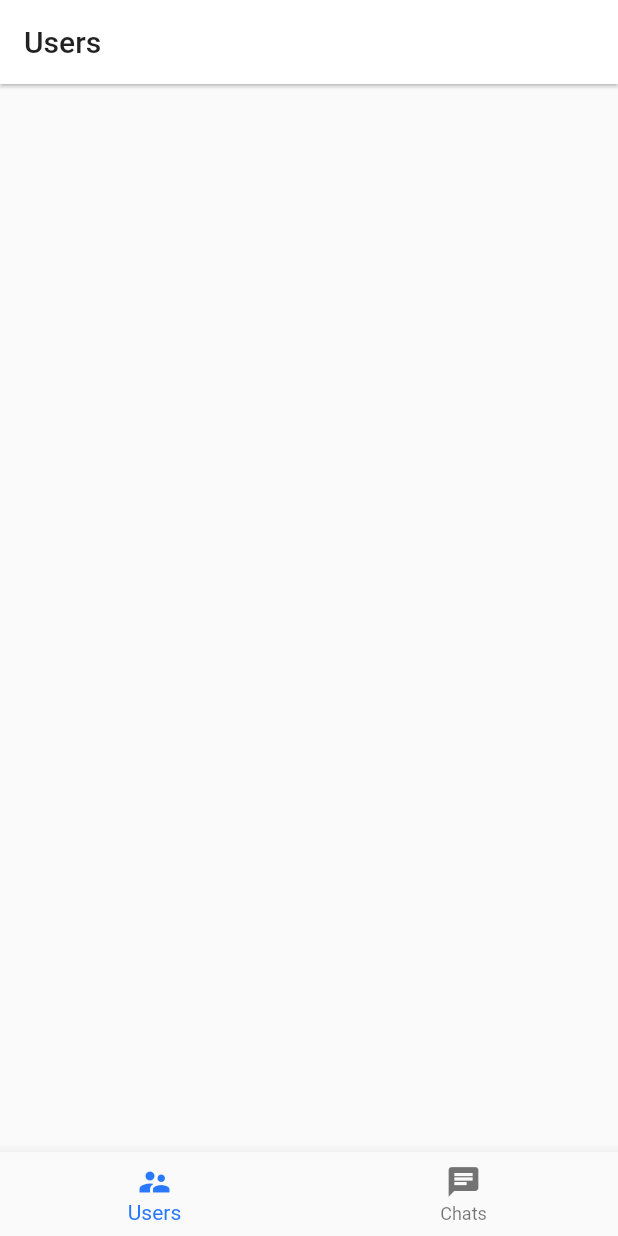
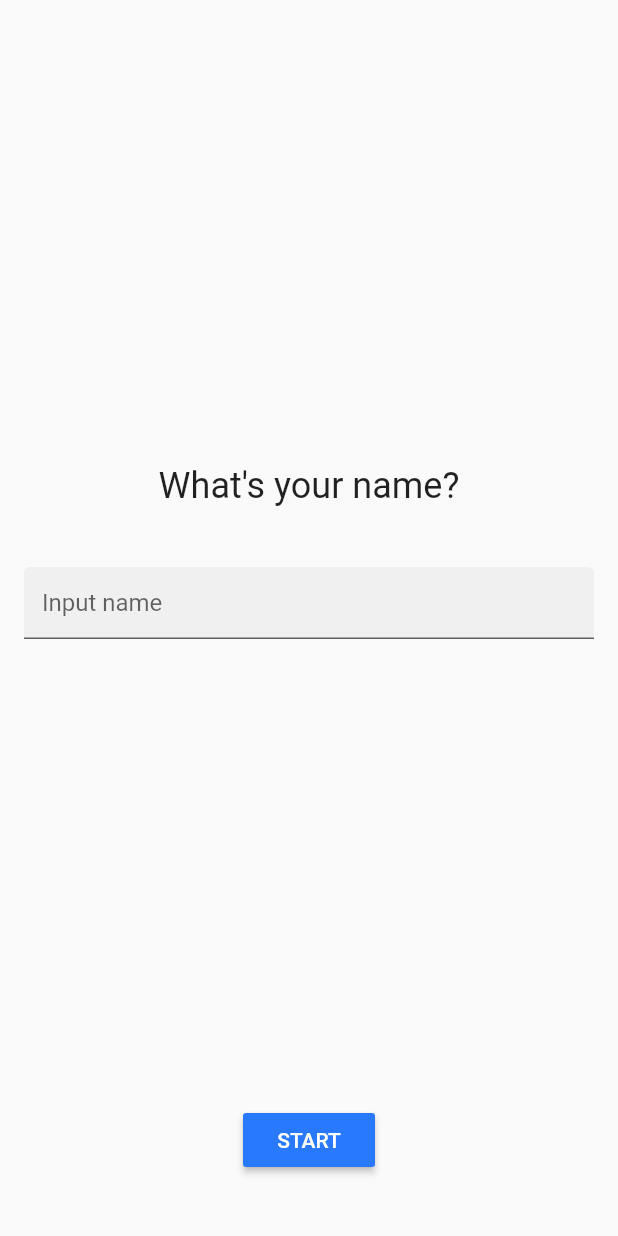
Before and after one commit to namhyun-gu/learn-flutter, a Flutter app: the screen it shows after launch, on a phone screen of 412 x 824 dp. Run offline on Flutter 3.47's test engine with Material 2 defaults, Android fonts, the light colour scheme and no system bars; our stand-ins replace cloud_firestore, shared_preferences; accounts and stored records are empty.

Commit message:
flutter: Add Intro

```diff
--- /dev/null
+++ b/flutter/lib/intro.dart
@@ -0,0 +1,120 @@
+import 'package:cloud_firestore/cloud_firestore.dart';
+import 'package:flutter/material.dart';
+import 'package:shared_preferences/shared_preferences.dart';
+import 'package:simple_chat/main.dart';
+
+class IntroPage extends StatefulWidget {
+  IntroPage({Key key}) : super(key: key);
+
+  @override
+  _IntroPageState createState() => _IntroPageState();
+}
+
+class _IntroPageState extends State<IntroPage> {
+  TextEditingController _nameTextController;
+
+  @override
+  void initState() {
+    super.initState();
+    _nameTextController = TextEditingController();
+  }
+
+  @override
+  void dispose() {
+    _nameTextController.dispose();
+    super.dispose();
+  }
+
+  @override
+  Widget build(BuildContext context) {
+    final ThemeData theme = Theme.of(context);
+    return Scaffold(
+        body: Builder(
+      builder: (context) => _buildBody(context, theme),
+    ));
+  }
+
+  Widget _buildBody(BuildContext context, ThemeData theme) {
+    return Container(
+        margin: EdgeInsets.only(left: 16.0, right: 16.0, bottom: 40.0),
+        child: Column(
+          mainAxisAlignment: MainAxisAlignment.spaceBetween,
+          children: <Widget>[
+            SizedBox(),
+            _buildCenter(context, theme),
+            _buildBottom(context, theme)
+          ],
+        ));
+  }
+
+  Widget _buildCenter(BuildContext context, ThemeData theme) {
+    return Column(
+      mainAxisAlignment: MainAxisAlignment.center,
+      children: [
+        Text("What's your name?", style: theme.textTheme.headline),
+        SizedBox(height: 40.0),
+        TextFormField(
+          controller: _nameTextController,
+          decoration: InputDecoration(
+              border: UnderlineInputBorder(),
+              filled: true,
+              hintText: 'Input name'),
+        ),
+      ],
+    );
+  }
+
+  Widget _buildBottom(BuildContext context, ThemeData theme) {
+    return RaisedButton(
+        child: const Text('START'),
+        color: theme.accentColor,
+        textColor: Colors.white,
+        onPressed: () {
+          _onButtonPressed(context);
+        });
+  }
+
+  _onButtonPressed(BuildContext context) {
+    var name = _nameTextController.text;
+    if (name.isEmpty) {
+      _showNoInputDialog(context);
+      return;
+    }
+
+    _saveUserToRemote(name, (refId) {
+      _saveUserToLocal(refId);
+      Navigator.pushReplacement(
+          context, MaterialPageRoute(builder: (context) => MainPage()));
+    });
+  }
+
+  _saveUserToRemote(String name, void callback(String refId)) {
+    Firestore.instance.collection('users').add({'name': name}).then((ref) {
+      callback(ref.documentID);
+    });
+  }
+
+  _saveUserToLocal(String id) async {
+    SharedPreferences prefs = await SharedPreferences.getInstance();
+    await prefs.setString('pref_user_id', id);
+  }
+
+  _showNoInputDialog(BuildContext context) {
+    showDialog(
+        context: context,
+        builder: (BuildContext context) {
+          return AlertDialog(
+            title: Text("Can\'t Start"),
+            content: Text('No name from input'),
+            actions: [
+              FlatButton(
+                child: Text('Close'),
+                onPressed: () {
+                  Navigator.of(context).pop();
+                },
+              )
+            ],
+          );
+        });
+  }
+}
--- a/flutter/pubspec.yaml
+++ b/flutter/pubspec.yaml
@@ -15,6 +15,7 @@ environment:
 dependencies:
   flutter:
     sdk: flutter
+  shared_preferences: ^0.4.3
   cloud_firestore: ^0.8.2
   # The following adds the Cupertino Icons font to your application.
   # Use with the CupertinoIcons class for iOS style icons.
```
Also changed, not shown: flutter/lib/main.dart (+27 -14 lines), 3 other files.
